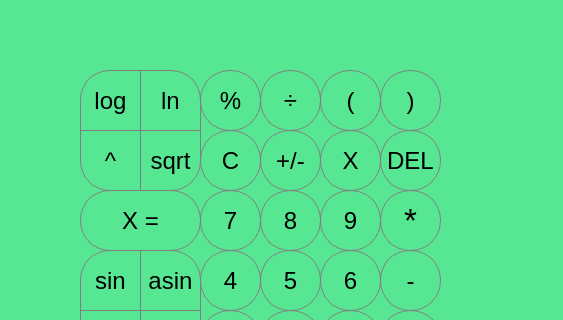
Before: the Qt Designer form src/Calculator/mainwindow.ui in manwoodt/SmartCalc_v1.0-1, drawn with Qt 5; both pictures show x 0 to 563 and y 0 to 320 of the 563 by 534 pixel window.
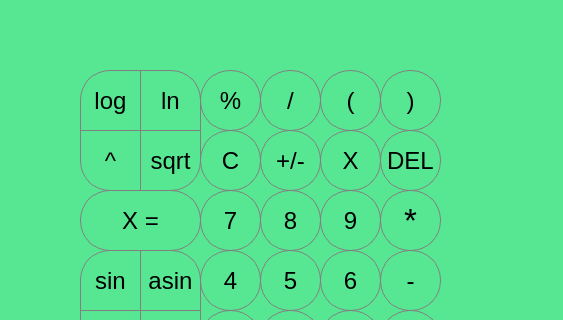
After: the same form once the commit is applied.

Patch:
```diff
--- a/src/Calculator/mainwindow.ui
+++ b/src/Calculator/mainwindow.ui
@@ -140,7 +140,7 @@
 }</string>
     </property>
     <property name="text">
-     <string>÷</string>
+     <string>/</string>
     </property>
    </widget>
    <widget class="QPushButton" name="pushButton_del">
```
